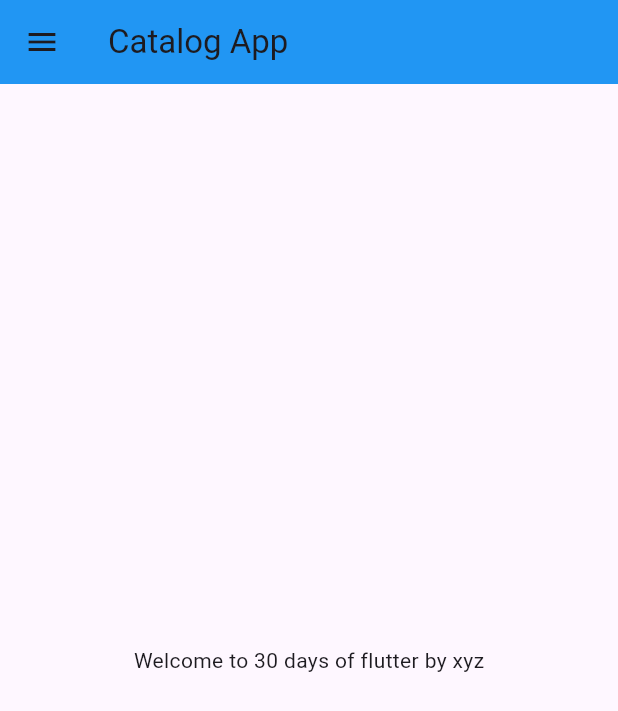
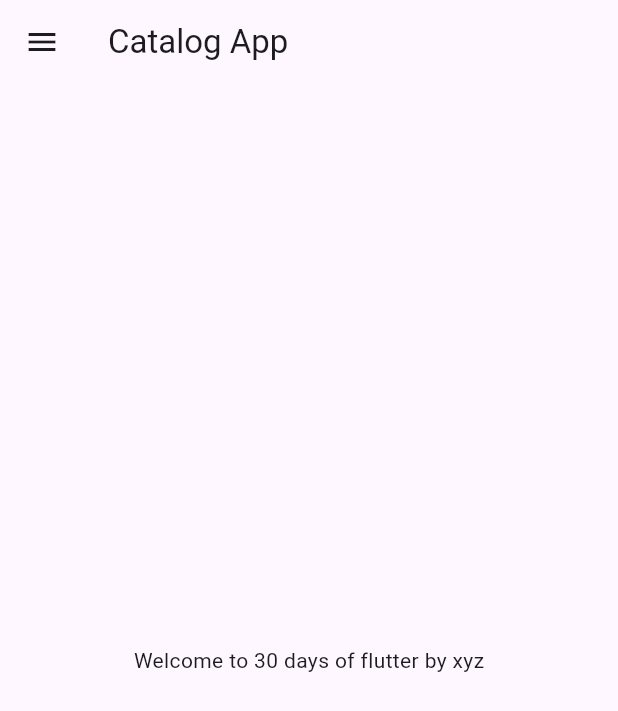
Before and after one commit to aarnvvv/flutter, a Flutter app: the screen it shows after launch, on a phone screen of 412 x 824 dp. Shown: the top 711 px of the screen. Run offline on Flutter 3.47's test engine with Material 3 defaults, Android fonts, the phone set to English and light mode, and no system bars.

Commit message:
day 3 completed

```diff
--- a/lib/main.dart
+++ b/lib/main.dart
@@ -1,6 +1,7 @@
 import 'package:flutter/material.dart';
+import 'package:flutter_catalog/pages/login_page.dart';
 
-import 'home_page.dart';
+import 'pages/home_page.dart';
 
 void main() {
   runApp(MyApp());
@@ -12,7 +13,19 @@ class MyApp extends StatelessWidget {
   @override
   Widget build(BuildContext context) {
     return MaterialApp(
-      home: HomePage(),
+      themeMode: ThemeMode.light,
+      theme: ThemeData(
+        primarySwatch: Colors.deepPurple,
+      ),
+      darkTheme: ThemeData(
+        brightness: Brightness.dark,
+      ),
+      initialRoute: "/home",
+      routes: {
+        "/": (context) => const LoginPage(),
+        "/home": (context) => const HomePage(),
+        "/login": (context) => const LoginPage(),
+      },
     );
   }
 }
--- a/lib/home_page.dart
+++ b/lib/pages/home_page.dart
@@ -10,7 +10,7 @@ class HomePage extends StatelessWidget {
     return Scaffold(
         appBar: AppBar(
           title: Text("Catalog App",),
-          backgroundColor: Colors.blue,
+
         ),
         body: Center(
           child: Container(
```
Also changed, not shown: lib/pages/login_page.dart (added, +21 -0 lines).
